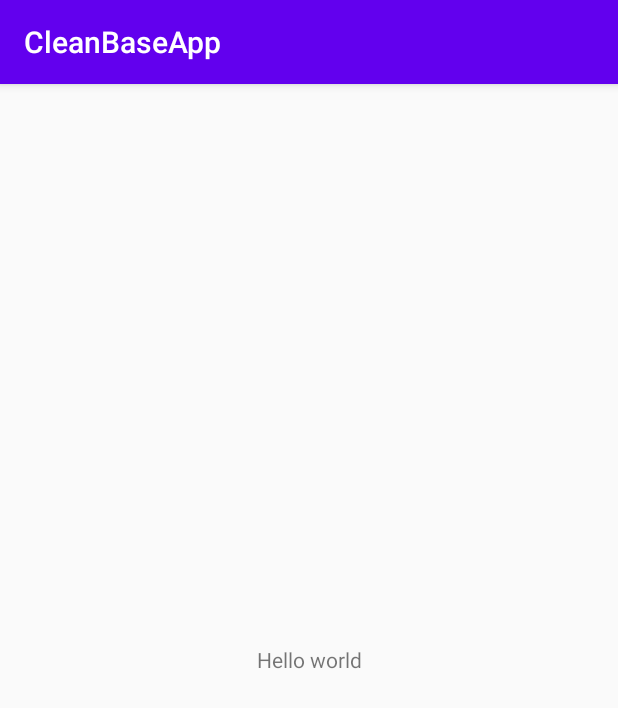
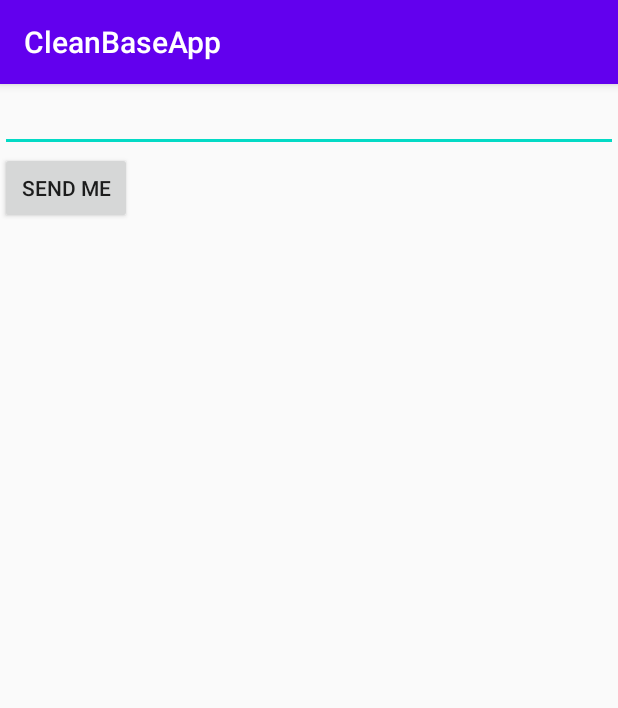
Before and after one commit to Florent-Sebag/Kotlin-Clean-Base-App, an Android app: the screen it shows after launch (BaseActivity), on a phone screen of 412 x 824 dp. Shown: the top 708 px of the screen. Run offline under Robolectric (Android 15) with nearby library versions, the phone set to English and light mode, and no system bars.

```diff
--- a/app/src/main/java/com/sebag/florent/cleanbaseapp/HomeFragment.kt
+++ b/app/src/main/java/com/sebag/florent/cleanbaseapp/HomeFragment.kt
@@ -5,6 +5,8 @@ import androidx.fragment.app.Fragment
 import android.view.LayoutInflater
 import android.view.View
 import android.view.ViewGroup
+import androidx.navigation.findNavController
+import kotlinx.android.synthetic.main.fragment_home.*
 
 class HomeFragment : Fragment() {
 
@@ -15,4 +17,13 @@ class HomeFragment : Fragment() {
         // Inflate the layout for this fragment
         return inflater.inflate(R.layout.fragment_home, container, false)
     }
+
+    override fun onViewCreated(view: View, savedInstanceState: Bundle?) {
+        super.onViewCreated(view, savedInstanceState)
+
+        sendBtn.setOnClickListener {
+            val direction = HomeFragmentDirections.launchDetail(toSend.text.toString())
+            view.findNavController().navigate(direction)
+        }
+    }
 }
--- a/app/src/main/java/com/sebag/florent/cleanbaseapp/MyApp.kt
+++ b/app/src/main/java/com/sebag/florent/cleanbaseapp/MyApp.kt
@@ -7,7 +7,6 @@ class MyApp : Application() {
 
     override fun onCreate() {
         super.onCreate()
-        Log.i("gnah", "coucou")
     }
 
 }
--- a/app/src/main/res/layout/fragment_home.xml
+++ b/app/src/main/res/layout/fragment_home.xml
@@ -4,15 +4,20 @@
     xmlns:tools="http://schemas.android.com/tools"
     android:layout_width="match_parent"
     android:layout_height="match_parent"
-    xmlns:app="http://schemas.android.com/apk/res-auto"
     android:orientation="vertical"
     tools:context=".HomeFragment">
 
-    <TextView
+    <EditText
+        android:id="@+id/toSend"
         android:layout_width="match_parent"
-        android:layout_height="match_parent"
-        app:layout_constraintBottom_toBottomOf="parent"
-        android:text="Hello world"
+        android:layout_height="wrap_content"
+        android:inputType="text"
         android:gravity="center"/>
 
+    <Button
+        android:layout_width="wrap_content"
+        android:layout_height="wrap_content"
+        android:text="Send ME"
+        android:id="@+id/sendBtn" />
+
 </LinearLayout>
--- a/app/src/main/res/navigation/navigation_graph.xml
+++ b/app/src/main/res/navigation/navigation_graph.xml
@@ -9,5 +9,22 @@
         android:id="@+id/homeFragment"
         android:name="com.sebag.florent.cleanbaseapp.HomeFragment"
         android:label="fragment_home"
-        tools:layout="@layout/fragment_home" />
+        tools:layout="@layout/fragment_home">
+
+        <action
+            android:id="@+id/launchDetail"
+            app:destination="@id/detailFragment" />
+    </fragment>
+
+    <fragment
+        android:id="@+id/detailFragment"
+        android:name="com.sebag.florent.cleanbaseapp.DetailFragment"
+        android:label="fragment_detail"
+        tools:layout="@layout/fragment_detail">
+
+        <argument
+            android:name="user_input"
+            app:argType="string" />
+
+    </fragment>
 </navigation>
--- a/build.gradle
+++ b/build.gradle
@@ -6,8 +6,11 @@ buildscript {
         jcenter()
     }
     dependencies {
+        def nav_version = "2.3.0"
+
         classpath "com.android.tools.build:gradle:4.0.1"
         classpath "org.jetbrains.kotlin:kotlin-gradle-plugin:$kotlin_version"
+        classpath "androidx.navigation:navigation-safe-args-gradle-plugin:$nav_version"
 
         // NOTE: Do not place your application dependencies here; they belong
         // in the individual module build.gradle files
```
Also changed, not shown: app/build.gradle (+11 -0 lines), app/src/main/java/com/sebag/florent/cleanbaseapp/DetailFragment.kt (added, +27 -0 lines), app/src/main/res/layout/fragment_detail.xml (added, +16 -0 lines).
